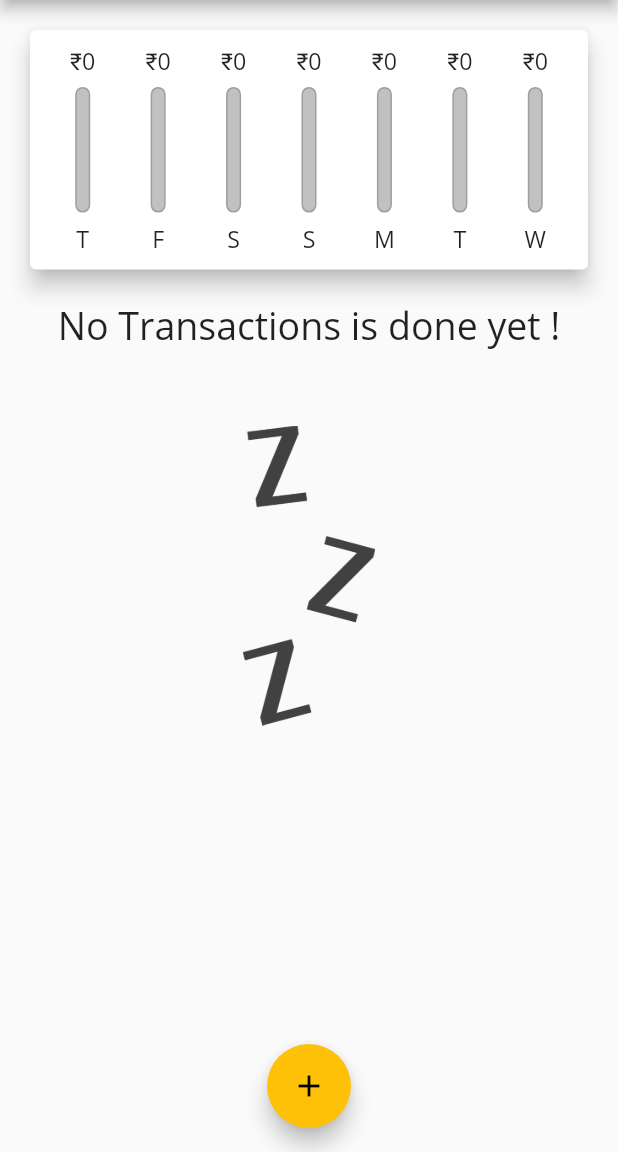
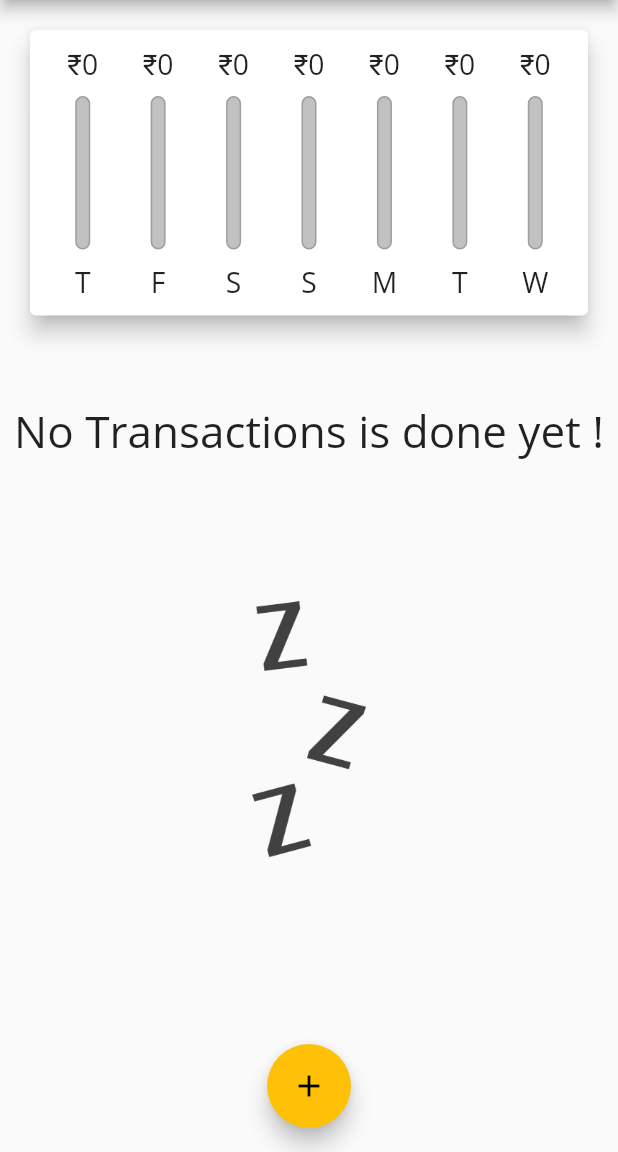
Before and after one commit to hritik7818/expendature-app, a Flutter app: the screen it shows after launch, on a phone screen of 412 x 824 dp, the part 84-1236 px from its top. Run offline on Flutter 3.47's test engine with Material 2 defaults, Android fonts, the phone set to English and light mode, and no system bars.

Commit message:
first commit

```diff
--- a/lib/main.dart
+++ b/lib/main.dart
@@ -1,12 +1,21 @@
 // ignore_for_file: use_key_in_widget_constructors, prefer_const_constructors, sized_box_for_whitespace, deprecated_member_use
 
 import 'package:flutter/material.dart';
+// import 'package:flutter/services.dart';
+
 import './widgets/chart.dart';
 import './widgets/transactionsLists.dart';
 import './widgets/newTransaction.dart';
 import '../models/transaction.dart';
 
 void main() {
+  // Using this we can force our app to work only in portrait mode and disable the landscape mode.
+  // WidgetsFlutterBinding.ensureInitialized();
+  // SystemChrome.setPreferredOrientations([
+  //   DeviceOrientation.portraitUp,
+  //   DeviceOrientation.portraitDown,
+  // ]);
+
   runApp(MyApp());
 }
 
@@ -15,6 +24,7 @@ class MyApp extends StatelessWidget {
   Widget build(BuildContext context) {
     return MaterialApp(
       home: MyHomeApp(),
+      //used to hide the debug banner for top-right bottom.
       debugShowCheckedModeBanner: false,
       theme: ThemeData(
         accentColor: Colors.amber,
@@ -66,8 +76,13 @@ class _MyHomeAppState extends State<MyHomeApp> {
     });
   }
 
+  bool _isChartToggle = false;
+
   @override
   Widget build(BuildContext context) {
+    //* Note : The build method is run again when used MediaQuery property is changed ex - when orientation is changes (portrait to landscape or landscape to portrait).
+    final orientation = MediaQuery.of(context).orientation;
+
     final appBar = AppBar(
       title: Text(
         "Personal expense",
@@ -90,15 +105,51 @@ class _MyHomeAppState extends State<MyHomeApp> {
       body: SingleChildScrollView(
         child: Column(
           children: <Widget>[
-            Container(
+            if (orientation == Orientation.landscape)
+              Row(
+                mainAxisAlignment: MainAxisAlignment.center,
+                children: [
+                  Text(
+                    "Show Chart",
+                  ),
+                  Switch(
+                      value: _isChartToggle,
+                      onChanged: (val) {
+                        setState(() {
+                          _isChartToggle = val;
+                        });
+                      }),
+                ],
+              ),
+            if (orientation == Orientation.landscape)
+              _isChartToggle
+                  ? Container(
                       // MediaQuery.of(context).size.height gives a whole height of the screen from status bar to bottom.
                       // If we want to calculate the height of particular widget. we can store the widget in a variable and get its height by variableName.preferredSize.height
                       height: (MediaQuery.of(context).size.height -
                               appBar.preferredSize.height -
                               MediaQuery.of(context).padding.top) *
-                  .26,
+                          .6,
+                      child: Chart(_recentTransactions),
+                    )
+                  : Container(
+                      height: (MediaQuery.of(context).size.height -
+                              appBar.preferredSize.height -
+                              MediaQuery.of(context).padding.top) *
+                          .74,
+                      // color: Colors.red,
+                      child:
+                          TransactionsList(_transactions, _deleteListElement),
+                    ),
+            if (orientation == Orientation.portrait)
+              Container(
+                height: (MediaQuery.of(context).size.height -
+                        appBar.preferredSize.height -
+                        MediaQuery.of(context).padding.top) *
+                    .3,
                 child: Chart(_recentTransactions),
               ),
+            if (orientation == Orientation.portrait)
               Container(
                 height: (MediaQuery.of(context).size.height -
                         appBar.preferredSize.height -
--- a/lib/widgets/chart.dart
+++ b/lib/widgets/chart.dart
@@ -39,7 +39,13 @@ class Chart extends StatelessWidget {
   Widget build(BuildContext context) {
     return Card(
       elevation: 6,
-      margin: EdgeInsets.all(20),
+      margin: EdgeInsets.only(
+        bottom: 20,
+        left: 20,
+        right: 20,
+        top:
+            MediaQuery.of(context).orientation == Orientation.portrait ? 20 : 0,
+      ),
       child: Container(
         padding: EdgeInsets.all(10),
         child: Row(
--- a/lib/widgets/chartBar.dart
+++ b/lib/widgets/chartBar.dart
@@ -12,10 +12,9 @@ class ChartBar extends StatelessWidget {
   });
   @override
   Widget build(BuildContext context) {
+    // LayoutBuilder is used for crating responsive widgets because here we get constrains as maxHeight,min height,etc.
     return LayoutBuilder(
       builder: ((context, constraints) {
-        print('Max height : ${constraints.maxHeight}');
-        print('Min height : ${constraints.minHeight}');
         return Column(
           children: [
             //FittedBox Shrink the widget to being in their place or area.
--- a/lib/widgets/transactionsLists.dart
+++ b/lib/widgets/transactionsLists.dart
@@ -10,26 +10,39 @@ class TransactionsList extends StatelessWidget {
 
   @override
   Widget build(BuildContext context) {
-    for (var i = 0; i < transactions.length; i++) {
-      print(transactions[i].title);
-    }
+    return LayoutBuilder(
+      builder: ((context, constraints) {
         return Container(
           height: 400,
           child: transactions.isEmpty
-          ? Column(
+              ? Container(
+                  width: double.infinity,
+                  child: Column(
+                    crossAxisAlignment: CrossAxisAlignment.center,
                     children: [
-                Text(
+                      Container(
+                        height: constraints.maxHeight * .2,
+                        child: FittedBox(
+                          child: Padding(
+                            padding: const EdgeInsets.all(8.0),
+                            child: Text(
                               "No Transactions is done yet !",
                               style: TextStyle(
                                 fontSize: 25,
                               ),
                             ),
-                SizedBox(height: 50),
+                          ),
+                        ),
+                      ),
+                      SizedBox(
+                        height: constraints.maxHeight * .1,
+                      ),
                       Container(
-                  height: 200,
+                        height: constraints.maxHeight * .3,
                         child: Image.asset('assets/images/waiting.png'),
                       ),
                     ],
+                  ),
                 )
               : ListView.builder(
                   itemBuilder: (ctx, index) {
@@ -57,12 +70,23 @@ class TransactionsList extends StatelessWidget {
                               style: TextStyle(
                                   fontSize: 20, fontWeight: FontWeight.bold),
                             ),
+
+                            //* To create a String which has formatted date we use DateFormat.{format_pattern eg - yMMMd,yM}().format(date)
                             subtitle: Text(
-                          DateFormat.yMMMd().format(transactions[index].date),
+                              DateFormat.yMMMd()
+                                  .format(transactions[index].date),
                             ),
-                        trailing: IconButton(
-                          onPressed: () =>
-                              deleteListElement(transactions[index].id),
+                            trailing: MediaQuery.of(context).size.width > 480
+                                ? FlatButton.icon(
+                                    onPressed: () => deleteListElement(
+                                        transactions[index].id),
+                                    icon: Icon(Icons.delete_rounded),
+                                    label: Text("Delete"),
+                                    textColor: Colors.red,
+                                  )
+                                : IconButton(
+                                    onPressed: () => deleteListElement(
+                                        transactions[index].id),
                                     icon: Icon(Icons.delete_rounded),
                                     color: Colors.red,
                                     iconSize: 25,
@@ -73,5 +97,7 @@ class TransactionsList extends StatelessWidget {
                   itemCount: transactions.length,
                 ),
         );
+      }),
+    );
   }
 }
```
Also changed, not shown: lib/widgets/newTransaction.dart (+12 -3 lines), lib/models/transaction.dart (line endings or trailing spaces), 1 other file. Lines whose indentation alone changed are shown as unchanged.
